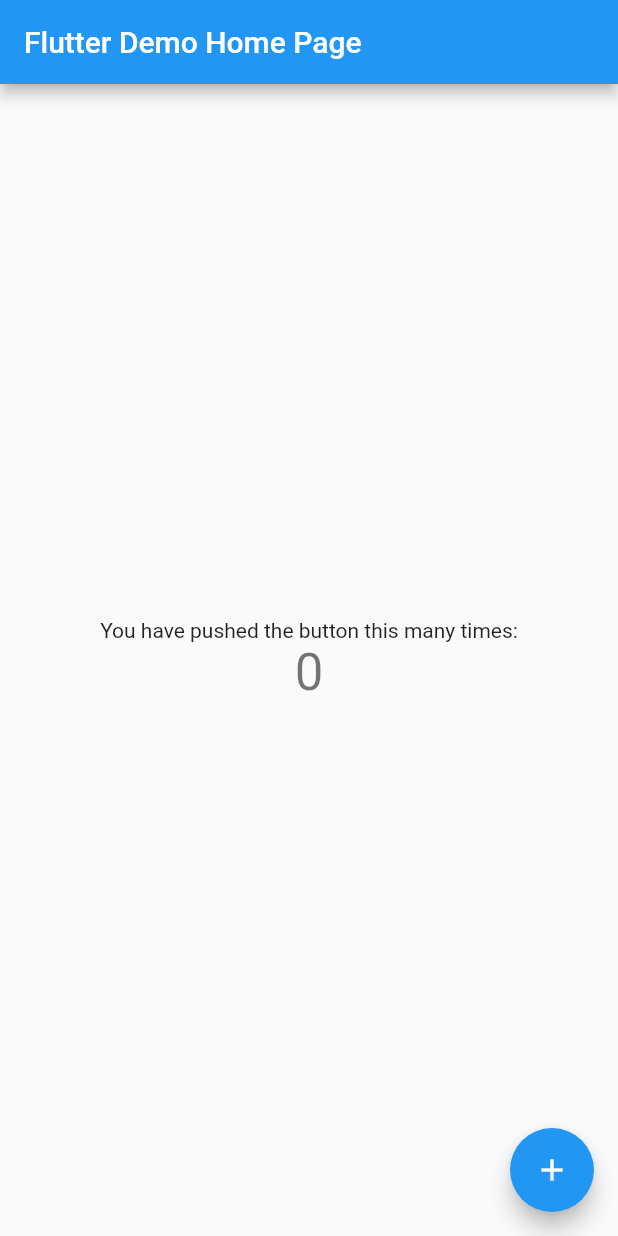
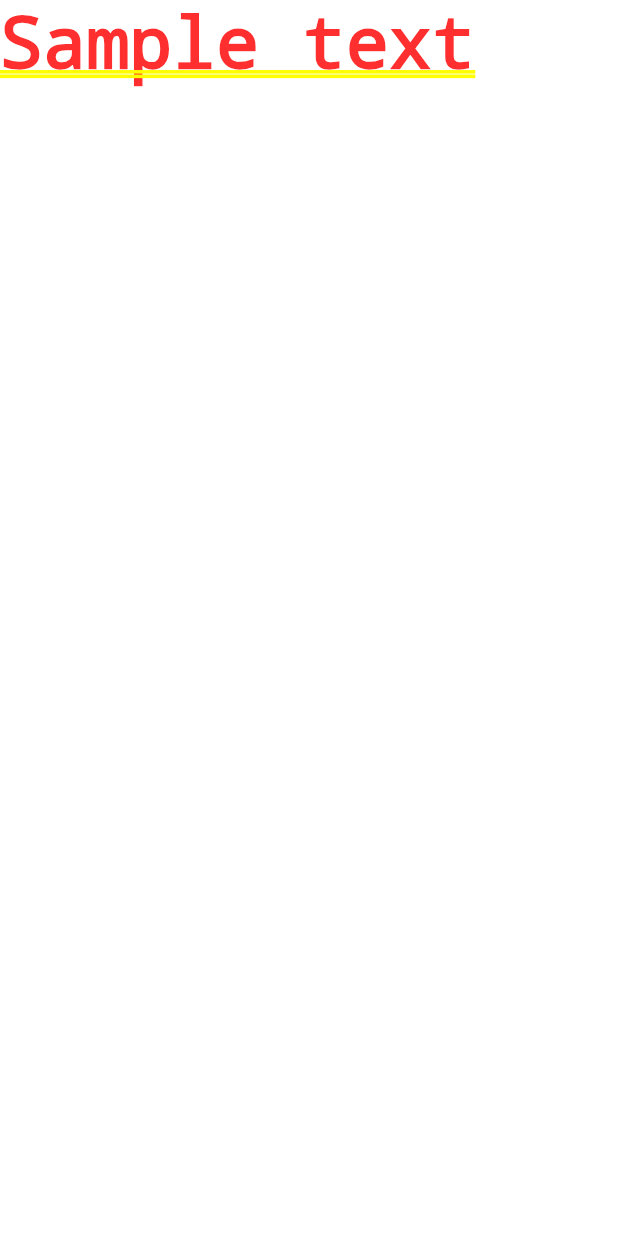
Before and after one commit to AbotPH/abotph-mobile-app, a Flutter app: the screen it shows after launch, on a phone screen of 412 x 824 dp. Run offline on Flutter 3.47's test engine with Material 2 defaults, Android fonts, the phone set to English and light mode, and no system bars.

Commit message:
delete template

```diff
--- a/lib/main.dart
+++ b/lib/main.dart
@@ -1,111 +1,5 @@
 import 'package:flutter/material.dart';
 
-void main() => runApp(MyApp());
-
-class MyApp extends StatelessWidget {
-  // This widget is the root of your application.
-  @override
-  Widget build(BuildContext context) {
-    return MaterialApp(
-      title: 'Flutter Demo',
-      theme: ThemeData(
-        // This is the theme of your application.
-        //
-        // Try running your application with "flutter run". You'll see the
-        // application has a blue toolbar. Then, without quitting the app, try
-        // changing the primarySwatch below to Colors.green and then invoke
-        // "hot reload" (press "r" in the console where you ran "flutter run",
-        // or simply save your changes to "hot reload" in a Flutter IDE).
-        // Notice that the counter didn't reset back to zero; the application
-        // is not restarted.
-        primarySwatch: Colors.blue,
-      ),
-      home: MyHomePage(title: 'Flutter Demo Home Page'),
-    );
-  }
-}
-
-class MyHomePage extends StatefulWidget {
-  MyHomePage({Key key, this.title}) : super(key: key);
-
-  // This widget is the home page of your application. It is stateful, meaning
-  // that it has a State object (defined below) that contains fields that affect
-  // how it looks.
-
-  // This class is the configuration for the state. It holds the values (in this
-  // case the title) provided by the parent (in this case the App widget) and
-  // used by the build method of the State. Fields in a Widget subclass are
-  // always marked "final".
-
-  final String title;
-
-  @override
-  _MyHomePageState createState() => _MyHomePageState();
-}
-
-class _MyHomePageState extends State<MyHomePage> {
-  int _counter = 0;
-
-  void _incrementCounter() {
-    setState(() {
-      // This call to setState tells the Flutter framework that something has
-      // changed in this State, which causes it to rerun the build method below
-      // so that the display can reflect the updated values. If we changed
-      // _counter without calling setState(), then the build method would not be
-      // called again, and so nothing would appear to happen.
-      _counter++;
-    });
-  }
-
-  @override
-  Widget build(BuildContext context) {
-    // This method is rerun every time setState is called, for instance as done
-    // by the _incrementCounter method above.
-    //
-    // The Flutter framework has been optimized to make rerunning build methods
-    // fast, so that you can just rebuild anything that needs updating rather
-    // than having to individually change instances of widgets.
-    return Scaffold(
-      appBar: AppBar(
-        // Here we take the value from the MyHomePage object that was created by
-        // the App.build method, and use it to set our appbar title.
-        title: Text(widget.title),
-      ),
-      body: Center(
-        // Center is a layout widget. It takes a single child and positions it
-        // in the middle of the parent.
-        child: Column(
-          // Column is also a layout widget. It takes a list of children and
-          // arranges them vertically. By default, it sizes itself to fit its
-          // children horizontally, and tries to be as tall as its parent.
-          //
-          // Invoke "debug painting" (press "p" in the console, choose the
-          // "Toggle Debug Paint" action from the Flutter Inspector in Android
-          // Studio, or the "Toggle Debug Paint" command in Visual Studio Code)
-          // to see the wireframe for each widget.
-          //
-          // Column has various properties to control how it sizes itself and
-          // how it positions its children. Here we use mainAxisAlignment to
-          // center the children vertically; the main axis here is the vertical
-          // axis because Columns are vertical (the cross axis would be
-          // horizontal).
-          mainAxisAlignment: MainAxisAlignment.center,
-          children: <Widget>[
-            Text(
-              'You have pushed the button this many times:',
-            ),
-            Text(
-              '$_counter',
-              style: Theme.of(context).textTheme.display1,
-            ),
-          ],
-        ),
-      ),
-      floatingActionButton: FloatingActionButton(
-        onPressed: _incrementCounter,
-        tooltip: 'Increment',
-        child: Icon(Icons.add),
-      ), // This trailing comma makes auto-formatting nicer for build methods.
-    );
-  }
-}
+void main() => runApp(MaterialApp(
+  home: Text('Sample text')
+));
```
